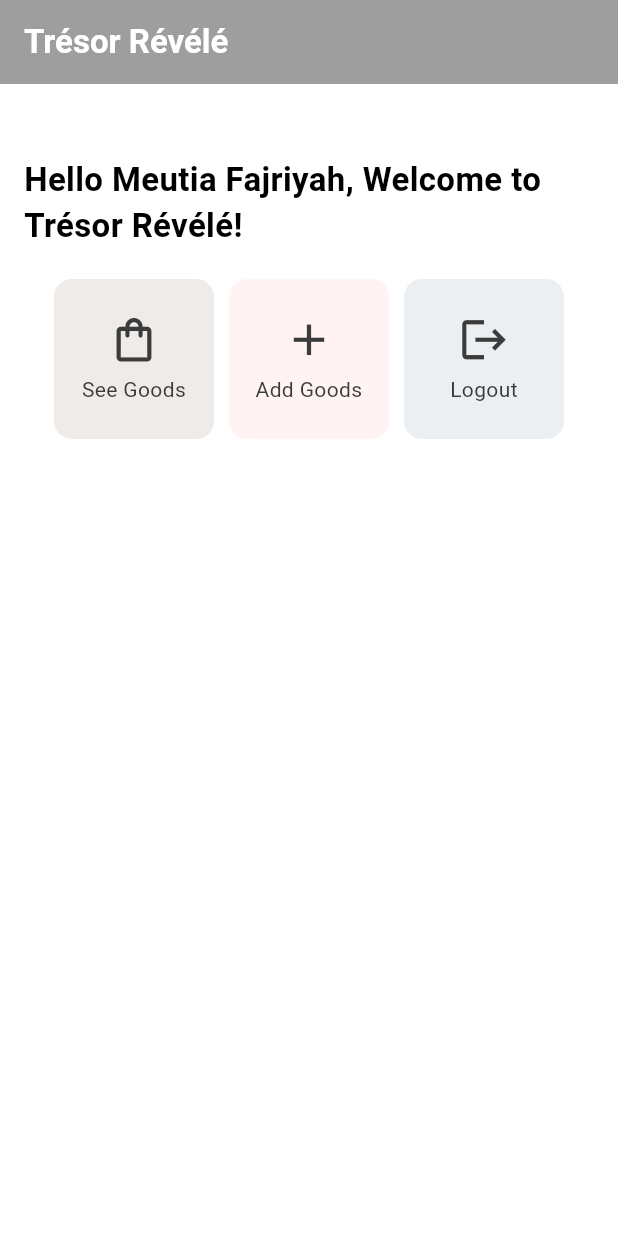
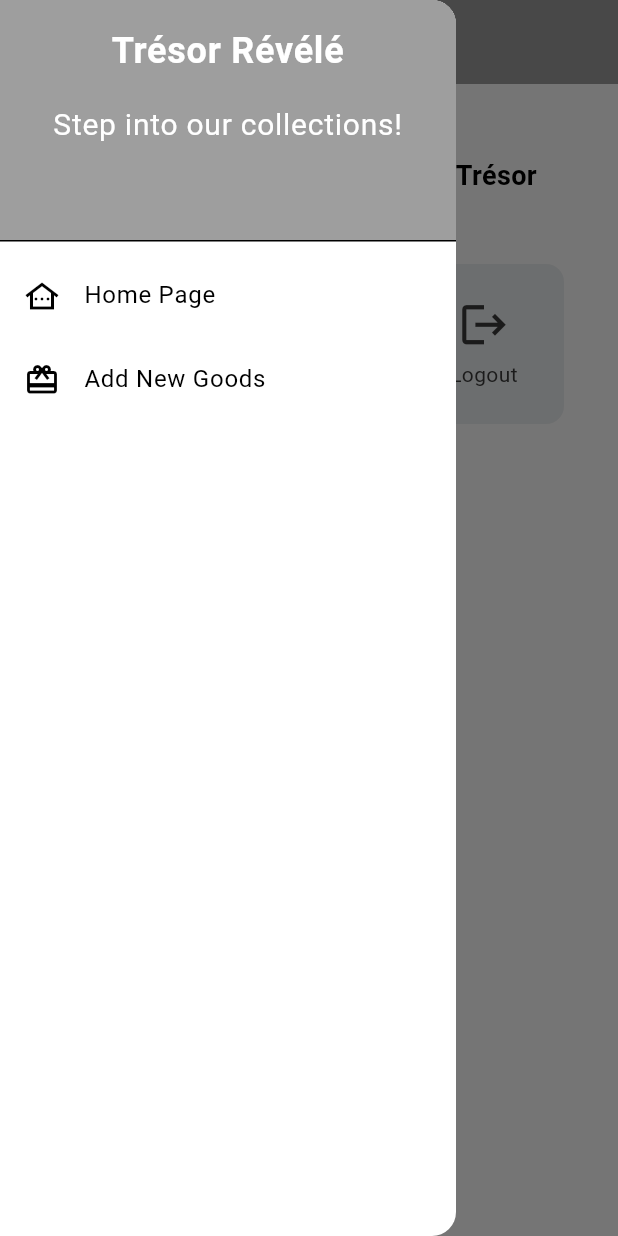
Before and after one commit to meutiia/tresor-revele-mobile, a Flutter app: the screen it shows after launch, with the side drawer open (before the commit the screen has no drawer), on a phone screen of 412 x 824 dp. Run offline on Flutter 3.47's test engine with Material 3 defaults, Android fonts, the phone set to English and light mode, and no system bars.

Commit message:
progress tugas 8

```diff
--- a/lib/main.dart
+++ b/lib/main.dart
@@ -1,5 +1,5 @@
 import 'package:flutter/material.dart';
-import 'package:tresor_revele/menu.dart';
+import 'package:tresor_revele/screens/menu.dart';
 
 void main() {
   runApp(const MyApp());
--- a/lib/menu.dart
+++ b/lib/screens/menu.dart
@@ -1,4 +1,6 @@
 import 'package:flutter/material.dart';
+import 'package:tresor_revele/widgets/left_drawer.dart';
+import 'package:tresor_revele/widgets/goods_card.dart';
 
 class MyHomePage extends StatelessWidget {
   final String npm = '2306165635'; // NPM
@@ -25,7 +27,9 @@ class MyHomePage extends StatelessWidget {
           ),
         ),
         backgroundColor: Theme.of(context).colorScheme.primary,
+        iconTheme: const IconThemeData(color: Colors.white),
       ),
+      drawer: const LeftDrawer(),
       body: Padding(
         padding: const EdgeInsets.all(16.0),
         child: Column(
@@ -42,7 +46,7 @@ class MyHomePage extends StatelessWidget {
                       'Hello $name, Welcome to Trésor Révélé!',
                       style: const TextStyle(
                         fontWeight: FontWeight.bold,
-                        fontSize: 22.0,
+                        fontSize: 18.0,
                       ),
                     ),
                   ),
@@ -95,58 +99,3 @@ class InfoCard extends StatelessWidget {
     );
   }
 }
-
-class ItemHomepage {
-  final String name;
-  final IconData icon;
-  final Color color; // Menambahkan properti warna
-
-  ItemHomepage(this.name, this.icon, this.color); // Mengubah constructor
-}
-
-class ItemCard extends StatelessWidget {
-  final ItemHomepage item;
-
-  const ItemCard(this.item, {super.key});
-
-  @override
-  Widget build(BuildContext context) {
-    return Material(
-      color: item.color, // Menggunakan warna dari item
-      borderRadius: BorderRadius.circular(12),
-
-      child: InkWell(
-        onTap: () {
-          ScaffoldMessenger.of(context)
-            ..hideCurrentSnackBar()
-            ..showSnackBar(
-              SnackBar(content: Text("Kamu telah menekan tombol ${item.name}!"))
-            );
-        },
-        child: Container(
-          padding: const EdgeInsets.all(8),
-          child: Center(
-            child: Column(
-              mainAxisAlignment: MainAxisAlignment.center,
-              children: [
-                Icon(
-                  item.icon,
-                  color: const Color.fromARGB(255, 59, 59, 59),
-                  size: 35.0,
-                ),
-                const Padding(padding: EdgeInsets.all(3)),
-                Text(
-                  item.name,
-                  textAlign: TextAlign.center,
-                  style: const TextStyle(
-                    color: Color.fromARGB(255, 59, 59, 59),
-                  ),
-                ),
-              ],
-            ),
-          ),
-        ),
-      ),
-    );
-  }
-}
--- /dev/null
+++ b/lib/widgets/goods_card.dart
@@ -0,0 +1,62 @@
+import 'package:flutter/material.dart';
+import 'package:tresor_revele/screens/goodsentry_form.dart';
+
+class ItemHomepage {
+  final String name;
+  final IconData icon;
+  final Color color; // Menambahkan properti warna
+
+  ItemHomepage(this.name, this.icon, this.color); // Mengubah constructor
+}
+
+class ItemCard extends StatelessWidget {
+  final ItemHomepage item;
+
+  const ItemCard(this.item, {super.key});
+
+  @override
+  Widget build(BuildContext context) {
+    return Material(
+      color: item.color, // Menggunakan warna dari item
+      borderRadius: BorderRadius.circular(12),
+
+      child: InkWell(
+        onTap: () {
+          ScaffoldMessenger.of(context)
+            ..hideCurrentSnackBar()
+            ..showSnackBar(
+              SnackBar(content: Text("Kamu telah menekan tombol ${item.name}!"))
+            );
+
+          if (item.name == "Add Goods") {
+            Navigator.push(context,
+              MaterialPageRoute(builder: (context) => const GoodsEntryFormPage()));
+          }
+        },
+        child: Container(
+          padding: const EdgeInsets.all(8),
+          child: Center(
+            child: Column(
+              mainAxisAlignment: MainAxisAlignment.center,
+              children: [
+                Icon(
+                  item.icon,
+                  color: const Color.fromARGB(255, 59, 59, 59),
+                  size: 35.0,
+                ),
+                const Padding(padding: EdgeInsets.all(3)),
+                Text(
+                  item.name,
+                  textAlign: TextAlign.center,
+                  style: const TextStyle(
+                    color: Color.fromARGB(255, 59, 59, 59),
+                  ),
+                ),
+              ],
+            ),
+          ),
+        ),
+      ),
+    );
+  }
+}
--- /dev/null
+++ b/lib/widgets/left_drawer.dart
@@ -0,0 +1,69 @@
+import 'package:flutter/material.dart';
+import 'package:tresor_revele/screens/menu.dart';
+import 'package:tresor_revele/screens/goodsentry_form.dart';
+
+class LeftDrawer extends StatelessWidget {
+  const LeftDrawer({super.key});
+
+  @override
+  Widget build(BuildContext context) {
+    return Drawer(
+      child: ListView(
+        children: [
+          DrawerHeader(
+            decoration: BoxDecoration(
+              color: Theme.of(context).colorScheme.primary,
+            ),
+            child: const Column(
+              children: [
+                Text(
+                  'Trésor Révélé',
+                  textAlign: TextAlign.center,
+                  style: TextStyle(
+                    fontSize: 24,
+                    fontWeight: FontWeight.bold,
+                    color: Colors.white,
+                  ),
+                ),
+                Padding(padding: EdgeInsets.all(8)),
+                Text(
+                  "Step into our collections!",
+                  textAlign: TextAlign.center,
+                  style: TextStyle(
+                    fontSize: 20,
+                    fontWeight: FontWeight.normal,
+                    color: Colors.white,
+                  ),
+                ),
+              ],
+            ),
+          ),
+            ListTile(
+            leading: const Icon(Icons.other_houses_outlined),
+            title: const Text('Home Page'),
+            // Bagian redirection ke MyHomePage
+            onTap: () {
+              Navigator.pushReplacement(
+                  context,
+                  MaterialPageRoute(
+                    builder: (context) => MyHomePage(),
+                  ));
+            },
+          ),
+          ListTile(
+            leading: const Icon(Icons.wallet_giftcard_outlined),
+            title: const Text('Add New Goods'),
+            // Bagian redirection ke MoodEntryFormPage
+            onTap: () {
+              Navigator.pushReplacement(
+                  context,
+                  MaterialPageRoute(
+                    builder: (context) => GoodsEntryFormPage(),
+                  ));
+            },
+          ),
+        ],
+      ),
+    );
+  }
+}
```
Also changed, not shown: lib/screens/goodsentry_form.dart (added, +222 -0 lines).
